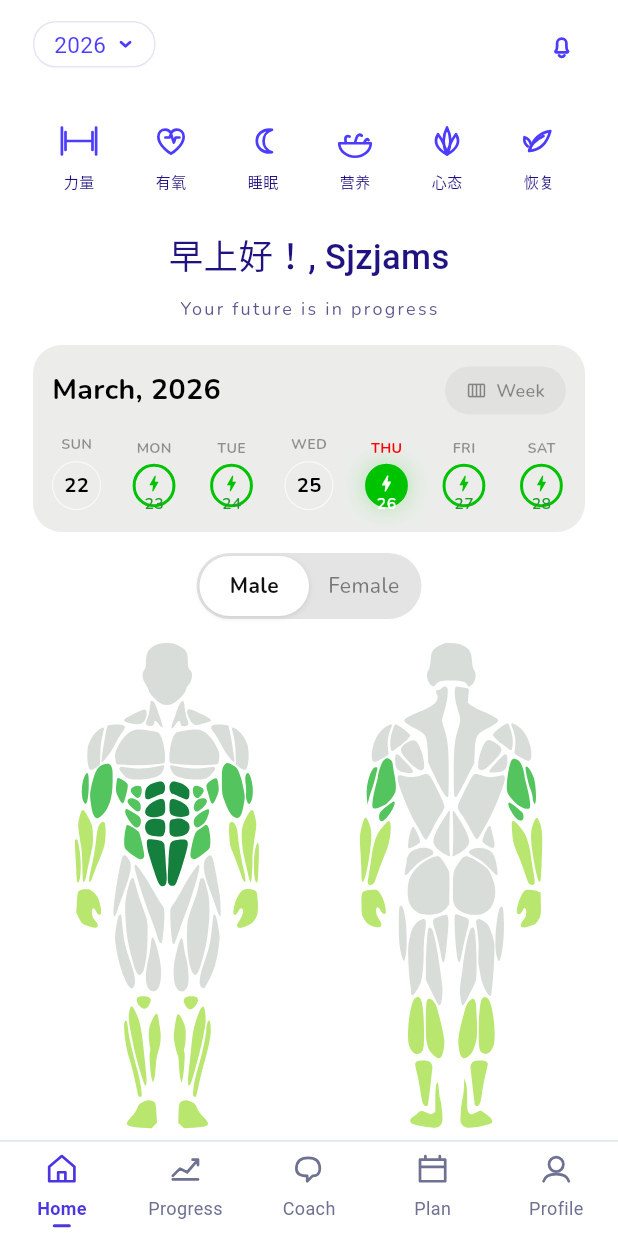
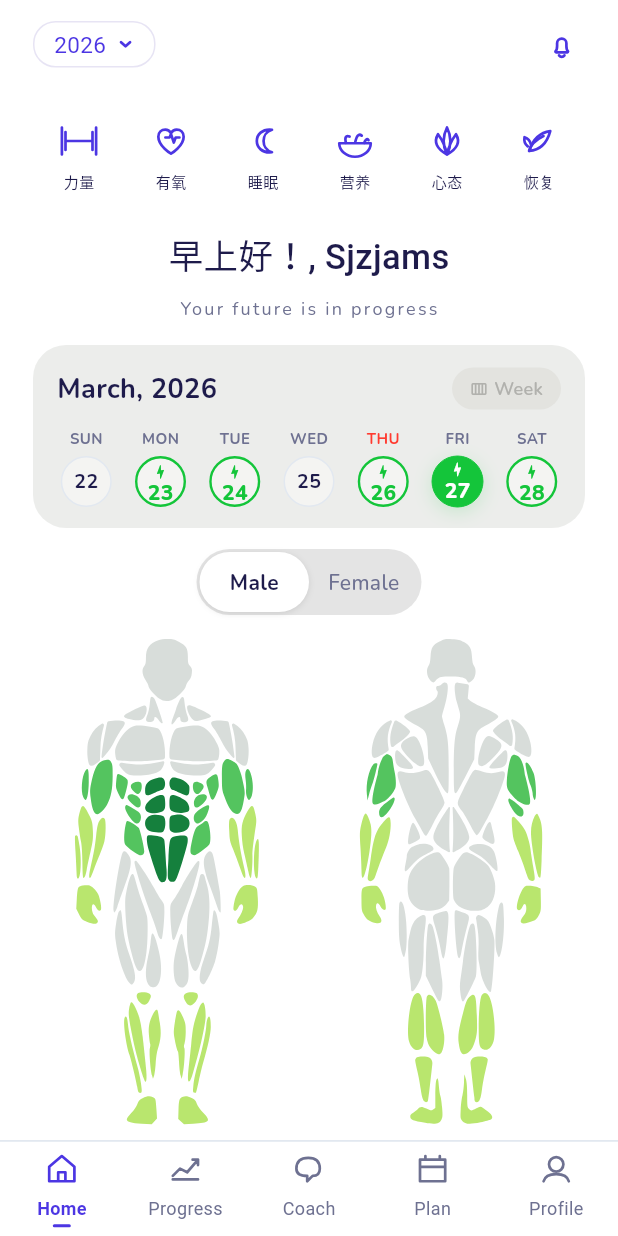
Before and after one commit to sjzjams/Logic-of-Hashira, a Flutter app: the screen it shows after launch, on a phone screen of 412 x 824 dp. Run offline on Flutter 3.47's test engine with Material 3 defaults, Android fonts, the phone set to English and light mode, and no system bars; our stand-ins replace firebase_ai, firebase_core, flutter_svg, google_fonts; missing offline and left inert: flutter_ai_toolkit; accounts and stored records are empty; Roboto replaces fonts that are missing (Pangolin); statements that could not run were skipped.

Commit message:
refactor(theme): consolidate theme and replace hardcoded colors

```diff
--- a/lib/core/theme.dart
+++ b/lib/core/theme.dart
@@ -11,6 +11,25 @@ class AppColors {
   static const Color grayText = Color(0xFF6E7191);
   static const Color softGray = Color(0xFFF8FAFC);
   static const Color activeGauge = Color(0xFF6366F1);
+
+  // Muscle Map Heatmap
+  static const Color muscleNotWorked = Color(0xFFD8DDDA);
+  static const Color muscleLight = Color(0xFFF3D85F);
+  static const Color muscleModerate = Color(0xFFB9E66E);
+  static const Color muscleStrong = Color(0xFF54C45F);
+  static const Color muscleMax = Color(0xFF15803D);
+
+  // UI Components
+  static const Color panelBackground = Color(0xFFECEDEB);
+  static const Color weekButtonBackground = Color(0xFFE3E3DF);
+  static const Color weekButtonText = Color(0xFFB1B1AD);
+  static const Color accentRed = Color(0xFFFF3B30);
+  static const Color workoutGreen = Color(0xFF14C53A);
+  static const Color badgeBackground = Color(0xFFF4F4F2);
+  static const Color switchBackground = Color(0xFFE4E4E4);
+  static const Color lightBorder = Color(0xFFE7E4F4);
+  static const Color focusAccent = Color(0xFF7C6CFF);
+  static const Color softBlue = Color(0xFFFBFAFF);
 }
 
 class AppTheme {
@@ -21,9 +40,8 @@ class AppTheme {
       useMaterial3: true,
       colorScheme: ColorScheme.fromSeed(
         seedColor: AppColors.inkBlue,
-        background: AppColors.canvas,
+        surface: AppColors.canvas,
         primary: AppColors.inkBlue,
-        surface: AppColors.canvas,
       ),
       scaffoldBackgroundColor: AppColors.canvas,
       appBarTheme: const AppBarTheme(
--- a/lib/core/widgets/muscle_map.dart
+++ b/lib/core/widgets/muscle_map.dart
@@ -3,6 +3,8 @@ import 'dart:async';
 import 'package:flutter/material.dart';
 import 'package:flutter_svg/flutter_svg.dart';
 import 'package:google_fonts/google_fonts.dart';
+
+import '../theme.dart';
 
 /// 性别枚举。
 enum BodyGender { male, female }
@@ -21,19 +23,21 @@ class _MuscleMapDay {
     required this.weekday,
     required this.day,
     required this.hasWorkout,
+    this.isToday = false,
   });
 
   final String weekday;
   final int day;
   final bool hasWorkout;
+  final bool isToday;
 }
 
 const List<_LegendItemData> _legendItems = <_LegendItemData>[
-  _LegendItemData('Not worked', Color(0xFFD8DDDA)),
-  _LegendItemData('Light', Color(0xFFF3D85F)),
-  _LegendItemData('Moderate', Color(0xFFB9E66E)),
-  _LegendItemData('Strong', Color(0xFF54C45F)),
-  _LegendItemData('Max', Color(0xFF15803D)),
+  _LegendItemData('Not worked', AppColors.muscleNotWorked),
+  _LegendItemData('Light', AppColors.muscleLight),
+  _LegendItemData('Moderate', AppColors.muscleModerate),
+  _LegendItemData('Strong', AppColors.muscleStrong),
+  _LegendItemData('Max', AppColors.muscleMax),
 ];
 
 const List<_MuscleMapDay> _weekDays = <_MuscleMapDay>[
@@ -41,7 +45,7 @@ const List<_MuscleMapDay> _weekDays = <_MuscleMapDay>[
   _MuscleMapDay(weekday: 'MON', day: 23, hasWorkout: true),
   _MuscleMapDay(weekday: 'TUE', day: 24, hasWorkout: true),
   _MuscleMapDay(weekday: 'WED', day: 25, hasWorkout: false),
-  _MuscleMapDay(weekday: 'THU', day: 26, hasWorkout: true),
+  _MuscleMapDay(weekday: 'THU', day: 26, hasWorkout: true, isToday: true),
   _MuscleMapDay(weekday: 'FRI', day: 27, hasWorkout: true),
   _MuscleMapDay(weekday: 'SAT', day: 28, hasWorkout: true),
 ];
@@ -57,7 +61,7 @@ class MuscleMap extends StatefulWidget {
 class _MuscleMapState extends State<MuscleMap> {
   static const Duration _replayStepDuration = Duration(milliseconds: 420);
 
-  int _selectedDayIndex = 4;
+  int _selectedDayIndex = 5;
   BodyGender _selectedGender = BodyGender.male;
   Timer? _replayTimer;
 
@@ -158,10 +162,10 @@ class _MuscleMapState extends State<MuscleMap> {
   Widget _buildCalendarCard() {
     return Container(
       width: double.infinity,
-      padding: const EdgeInsets.fromLTRB(12.69, 14.27, 12.69, 14.27),
+      padding: const EdgeInsets.fromLTRB(16, 15, 16, 14),
       decoration: BoxDecoration(
-        color: const Color(0xFFECEDEB),
-        borderRadius: BorderRadius.circular(19.03),
+        color: AppColors.panelBackground,
+        borderRadius: BorderRadius.circular(22),
       ),
       child: Column(
         mainAxisSize: MainAxisSize.min,
@@ -172,17 +176,17 @@ class _MuscleMapState extends State<MuscleMap> {
                 child: Text(
                   'March, 2026',
                   style: GoogleFonts.nunito(
-                    fontSize: 19.03,
+                    fontSize: 18,
                     fontWeight: FontWeight.w700,
-                    height: 23.79 / 19.03,
-                    color: Colors.black,
+                    height: 1.2,
+                    color: AppColors.inkText,
                   ),
                 ),
               ),
               _WeekButton(onReplay: _replayWeek),
             ],
           ),
-          const SizedBox(height: 14.27),
+          const SizedBox(height: 14),
           Row(
             mainAxisAlignment: MainAxisAlignment.spaceBetween,
             children: List<Widget>.generate(
@@ -234,10 +238,10 @@ class _WeekButton extends StatelessWidget {
     return GestureDetector(
       onTap: onReplay,
       child: Container(
-        height: 32,
-        padding: const EdgeInsets.symmetric(horizontal: 14),
+        height: 28,
+        padding: const EdgeInsets.symmetric(horizontal: 12),
         decoration: BoxDecoration(
-          color: const Color.fromRGBO(0, 0, 0, 0.045),
+          color: AppColors.weekButtonBackground,
           borderRadius: BorderRadius.circular(999),
         ),
         child: Row(
@@ -245,16 +249,16 @@ class _WeekButton extends StatelessWidget {
           children: <Widget>[
             const Icon(
               Icons.calendar_view_week_rounded,
-              size: 14,
-              color: Color.fromRGBO(0, 0, 0, 0.42),
+              size: 12,
+              color: AppColors.weekButtonText,
             ),
-            const SizedBox(width: 6),
+            const SizedBox(width: 4),
             Text(
               'Week',
               style: GoogleFonts.nunito(
                 fontSize: 12,
                 fontWeight: FontWeight.w600,
-                color: const Color.fromRGBO(0, 0, 0, 0.42),
+                color: AppColors.weekButtonText,
               ),
             ),
           ],
@@ -279,28 +283,28 @@ class _DayButton extends StatelessWidget {
   /// 构建顶部英文星期与底部日期徽标。
   @override
   Widget build(BuildContext context) {
-    final Color topLabelColor = selected
-        ? const Color(0xFFFF0000)
-        : const Color.fromRGBO(0, 0, 0, 0.4);
+    final Color topLabelColor = day.isToday
+        ? AppColors.accentRed
+        : AppColors.grayText;
 
     return GestureDetector(
       onTap: onTap,
       child: SizedBox(
-        width: 32.71,
+        width: 39,
         child: Column(
           mainAxisSize: MainAxisSize.min,
           children: <Widget>[
             Text(
               day.weekday,
               style: GoogleFonts.nunito(
-                fontSize: 9.51,
+                fontSize: 10,
                 fontWeight: FontWeight.w700,
-                height: 11 / 9.51,
-                letterSpacing: 0.2,
+                height: 1.1,
+                letterSpacing: 0.3,
                 color: topLabelColor,
               ),
             ),
-            const SizedBox(height: 5.55),
+            const SizedBox(height: 6),
             _DayNumberBadge(
               value: day.day.toString(),
               selected: selected,
@@ -330,63 +334,73 @@ class _DayNumberBadge extends StatelessWidget {
   Widget build(BuildContext context) {
     if (!workoutDay) {
       return Container(
-        width: 32.71,
-        height: 33.3,
+        width: 34,
+        height: 34,
         alignment: Alignment.center,
         decoration: BoxDecoration(
           shape: BoxShape.circle,
+          color: AppColors.badgeBackground,
           border: Border.all(
-            color: const Color.fromRGBO(255, 255, 255, 0.65),
-            width: 0.79,
+            color: AppColors.border,
+            width: 1,
           ),
         ),
         child: Text(
           value,
           style: GoogleFonts.nunito(
-            fontSize: 13.48,
+            fontSize: 13,
             fontWeight: FontWeight.w700,
-            color: Colors.black,
+            height: 1,
+            color: AppColors.inkText,
           ),
         ),
       );
     }
 
     return Container(
-      width: 28.5,
-      height: 29,
+      width: 34,
+      height: 34,
       decoration: BoxDecoration(
-        borderRadius: BorderRadius.circular(999),
-        border: Border.all(color: const Color(0xFF00C300), width: 2),
-        color: selected ? const Color(0xFF00C300) : Colors.transparent,
+        shape: BoxShape.circle,
+        color: selected ? AppColors.workoutGreen : AppColors.badgeBackground,
+        border: Border.all(
+          color: AppColors.workoutGreen,
+          width: selected ? 0 : 1.6,
+        ),
         boxShadow: selected
             ? const <BoxShadow>[
                 BoxShadow(
-                  color: Color.fromRGBO(0, 195, 0, 0.28),
-                  blurRadius: 14,
+                  color: Color.fromRGBO(20, 197, 58, 0.18),
+                  blurRadius: 10,
+                  offset: Offset(0, 3),
                 ),
               ]
             : null,
       ),
       child: Stack(
-        clipBehavior: Clip.none,
+        clipBehavior: Clip.hardEdge,
         alignment: Alignment.center,
         children: <Widget>[
           Positioned(
-            top: 4,
-            child: Icon(
-              Icons.bolt_rounded,
-              size: 14,
-              color: selected ? Colors.white : const Color(0xFF00C300),
+            top: 3,
+            child: Transform.rotate(
+              angle: -0.16,
+              child: Icon(
+                Icons.bolt_rounded,
+                size: 12,
+                color: selected ? Colors.white : AppColors.workoutGreen,
+              ),
             ),
           ),
           Positioned(
-            bottom: -7,
+            top: 16,
             child: Text(
               value,
               style: GoogleFonts.nunito(
-                fontSize: 10.5,
-                fontWeight: FontWeight.w600,
-                color: selected ? Colors.white : const Color(0xFF239A2D),
+                fontSize: 14,
+                fontWeight: FontWeight.w800,
+                height: 1,
+                color: selected ? Colors.white : AppColors.workoutGreen,
               ),
             ),
           ),
@@ -414,7 +428,7 @@ class _GenderSwitch extends StatelessWidget {
       height: 44,
       padding: const EdgeInsets.all(2),
       decoration: BoxDecoration(
-        color: const Color(0xFFE4E4E4),
+        color: AppColors.switchBackground,
         borderRadius: BorderRadius.circular(999),
       ),
       child: Stack(
@@ -488,8 +502,8 @@ class _GenderSwitchLabel extends StatelessWidget {
             fontSize: 14,
             fontWeight: selected ? FontWeight.w700 : FontWeight.w500,
             color: selected
-                ? const Color(0xFF111111)
-                : const Color.fromRGBO(0, 0, 0, 0.48),
+                ? AppColors.inkText
+                : AppColors.grayText,
           ),
         ),
       ),
--- a/lib/features/home/home_screen.dart
+++ b/lib/features/home/home_screen.dart
@@ -1,5 +1,6 @@
 import 'package:flutter/material.dart';
 import 'package:google_fonts/google_fonts.dart';
+import '../../core/theme.dart';
 import '../../core/widgets/illustrations.dart';
 import '../../core/widgets/muscle_map.dart';
 import '../nutrition/nutrition_sleep_screen.dart';
@@ -39,7 +40,7 @@ class HomeScreen extends StatelessWidget {
                           decoration: BoxDecoration(
                             color: Colors.white,
                             borderRadius: BorderRadius.circular(15),
-                            border: Border.all(color: const Color(0xFFE7E4F4), width: 1.0),
+                            border: Border.all(color: AppColors.lightBorder, width: 1.0),
                           ),
                           child: Row(
                             mainAxisSize: MainAxisSize.min,
@@ -49,7 +50,7 @@ class HomeScreen extends StatelessWidget {
                                 '2026',
                                 style: GoogleFonts.pangolin(
                                   fontSize: 15,
-                                  color: const Color(0xFF4D3CFF),
+                                  color: AppColors.inkBlue,
                                 ),
                               ),
                               const SizedBox(width: 7),
@@ -59,7 +60,7 @@ class HomeScreen extends StatelessWidget {
                                 child: CustomPaint(
                                   painter: LineArtIconPainter(
                                     iconType: 'arrow_down',
-                                    color: Color(0xFF4D3CFF),
+                                    color: AppColors.inkBlue,
                                   ),
                                 ),
                               ),
@@ -76,7 +77,7 @@ class HomeScreen extends StatelessWidget {
                                 'Stay consistent, Sjzjams!',
                                 style: GoogleFonts.pangolin(color: Colors.white),
                               ),
-                              backgroundColor: const Color(0xFF4D3CFF),
+                              backgroundColor: AppColors.inkBlue,
                             ),
                           );
                         },
@@ -91,7 +92,7 @@ class HomeScreen extends StatelessWidget {
                             child: CustomPaint(
                               painter: LineArtIconPainter(
                                 iconType: 'bell',
-                                color: Color(0xFF4D3CFF),
+                                color: AppColors.inkBlue,
                               ),
                             ),
                           ),
@@ -122,7 +123,7 @@ class HomeScreen extends StatelessWidget {
                         '早上好！, Sjzjams',
                         style: GoogleFonts.pangolin(
                           fontSize: 23,
-                          color: const Color(0xFF201381),
+                          color: AppColors.inkText,
                           fontWeight: FontWeight.w500,
                           height: 1.2,
                         ),
@@ -132,7 +133,7 @@ class HomeScreen extends StatelessWidget {
                         'Your future is in progress',
                         style: GoogleFonts.nunito(
                           fontSize: 12,
-                          color: const Color(0xFF5D5791),
+                          color: AppColors.grayText,
                           letterSpacing: 1.5,
                         ),
                       ),
@@ -153,7 +154,7 @@ class HomeScreen extends StatelessWidget {
                     decoration: BoxDecoration(
                       color: Colors.white,
                       borderRadius: BorderRadius.circular(16),
-                      border: Border.all(color: const Color(0xFFE7E4F4), width: 1.0),
+                      border: Border.all(color: AppColors.lightBorder, width: 1.0),
                       boxShadow: const [
                         BoxShadow(
                           color: Color(0x0D201381), // rgba(32, 19, 129, .05)
@@ -170,7 +171,7 @@ class HomeScreen extends StatelessWidget {
                           height: 24,
                           decoration: BoxDecoration(
                             borderRadius: BorderRadius.circular(8),
-                            border: Border.all(color: const Color(0xFF7C6CFF), width: 1.5),
+                            border: Border.all(color: AppColors.focusAccent, width: 1.5),
                           ),
                           alignment: Alignment.center,
                           child: const SizedBox(
@@ -179,7 +180,7 @@ class HomeScreen extends StatelessWidget {
                             child: CustomPaint(
                               painter: LineArtIconPainter(
                                 iconType: 'focus_doc',
-                                color: Color(0xFF7C6CFF),
+                                color: AppColors.focusAccent,
                               ),
                             ),
                           ),
@@ -195,7 +196,7 @@ class HomeScreen extends StatelessWidget {
                                 "Today's Focus",
                                 style: GoogleFonts.nunito(
                                   fontSize: 12,
-                                  color: const Color(0xFF201381),
+                                  color: AppColors.inkText,
                                   fontWeight: FontWeight.normal,
                                 ),
                               ),
@@ -204,7 +205,7 @@ class HomeScreen extends StatelessWidget {
                                 'Build consistency',
                                 style: GoogleFonts.nunito(
                                   fontSize: 12,
-                                  color: const Color(0xFF5D5791),
+                                  color: AppColors.grayText,
                                   fontWeight: FontWeight.normal,
                                 ),
                               ),
@@ -221,13 +222,13 @@ class HomeScreen extends StatelessWidget {
                             width: 68,
                             decoration: BoxDecoration(
                               borderRadius: BorderRadius.circular(13),
-                              border: Border.all(color: const Color(0xFFBCB4FF), width: 1.0),
+                              border: Border.all(color: AppColors.lightInk, width: 1.0),
                               gradient: const LinearGradient(
                                 begin: Alignment.topCenter,
                                 end: Alignment.bottomCenter,
                                 colors: [
                                   Colors.white,
-                                  Color(0xFFFBFAFF),
+                                  AppColors.softBlue,
                                 ],
                               ),
                             ),
@@ -236,7 +237,7 @@ class HomeScreen extends StatelessWidget {
                               'Start',
                               style: GoogleFonts.pangolin(
                                 fontSize: 12,
-                                color: const Color(0xFF4D3CFF),
+                                color: AppColors.inkBlue,
                                 fontWeight: FontWeight.normal,
                               ),
                             ),
@@ -271,7 +272,7 @@ class HomeScreen extends StatelessWidget {
                 'Opening $label category...',
                 style: GoogleFonts.pangolin(color: Colors.white),
               ),
-              backgroundColor: const Color(0xFF4D3CFF),
+              backgroundColor: AppColors.inkBlue,
             ),
           );
         }
@@ -286,7 +287,7 @@ class HomeScreen extends StatelessWidget {
             child: CustomPaint(
               painter: LineArtIconPainter(
                 iconType: iconType,
-                color: const Color(0xFF4D3CFF),
+                color: AppColors.inkBlue,
               ),
             ),
           ),
@@ -295,7 +296,7 @@ class HomeScreen extends StatelessWidget {
             label,
             style: GoogleFonts.pangolin(
               fontSize: 10,
-              color: const Color(0xFF201381),
+              color: AppColors.inkText,
               height: 1.0,
             ),
           ),
@@ -311,7 +312,7 @@ class HomeBackgroundPainter extends CustomPainter {
   @override
   void paint(Canvas canvas, Size size) {
     // 白底为主 — White panel background matching .phone { background: var(--panel) }
-    final basePaint = Paint()..color = const Color(0xFFFFFFFF);
+    final basePaint = Paint()..color = AppColors.canvas;
     canvas.drawRect(Offset.zero & size, basePaint);
   }
 
--- a/lib/main.dart
+++ b/lib/main.dart
@@ -29,25 +29,7 @@ class MyApp extends StatelessWidget {
     return MaterialApp(
       title: 'Fitness Record App',
       debugShowCheckedModeBanner: false,
-      theme: ThemeData(
-        scaffoldBackgroundColor: Colors.white,
-        appBarTheme: const AppBarTheme(
-          backgroundColor: Colors.white,
-          elevation: 0,
-          iconTheme: IconThemeData(color: AppColors.inkText),
-          titleTextStyle: TextStyle(
-            color: AppColors.inkText,
-            fontSize: 20,
-            fontWeight: FontWeight.bold,
-          ),
-        ),
-        colorScheme: ColorScheme.fromSeed(
-          seedColor: AppColors.inkBlue,
-          primary: AppColors.inkBlue,
-          background: Colors.white,
-        ),
-        useMaterial3: true,
-      ),
+      theme: AppTheme.lightTheme,
       home: const LayoutShell(),
     );
   }
```
